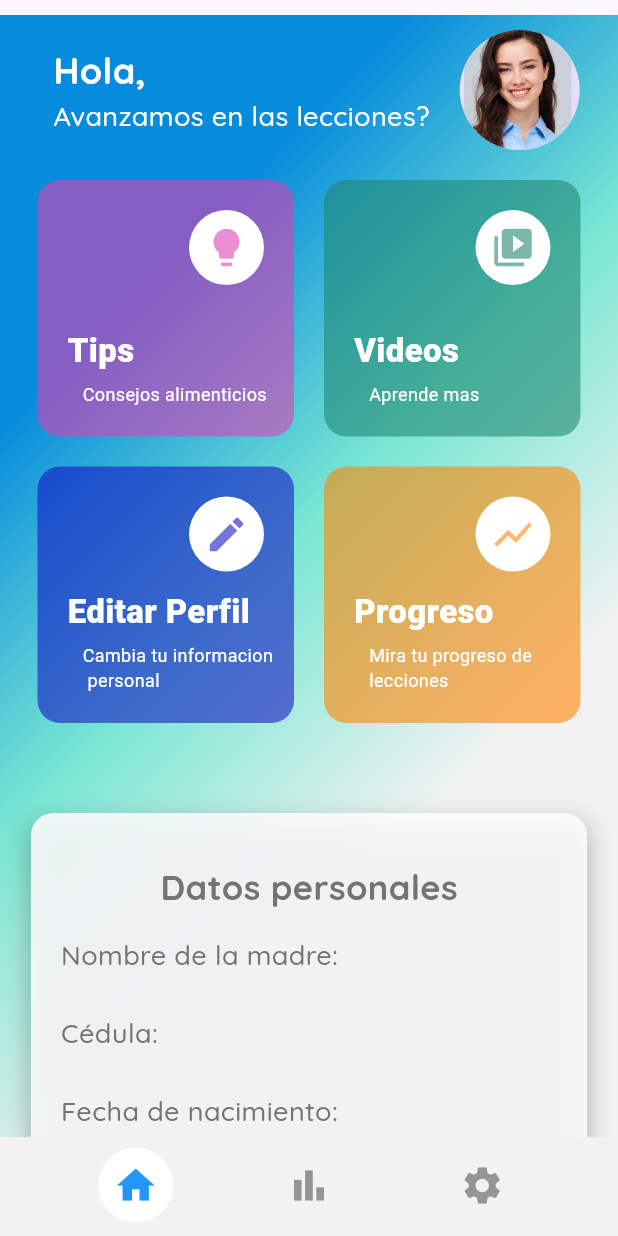
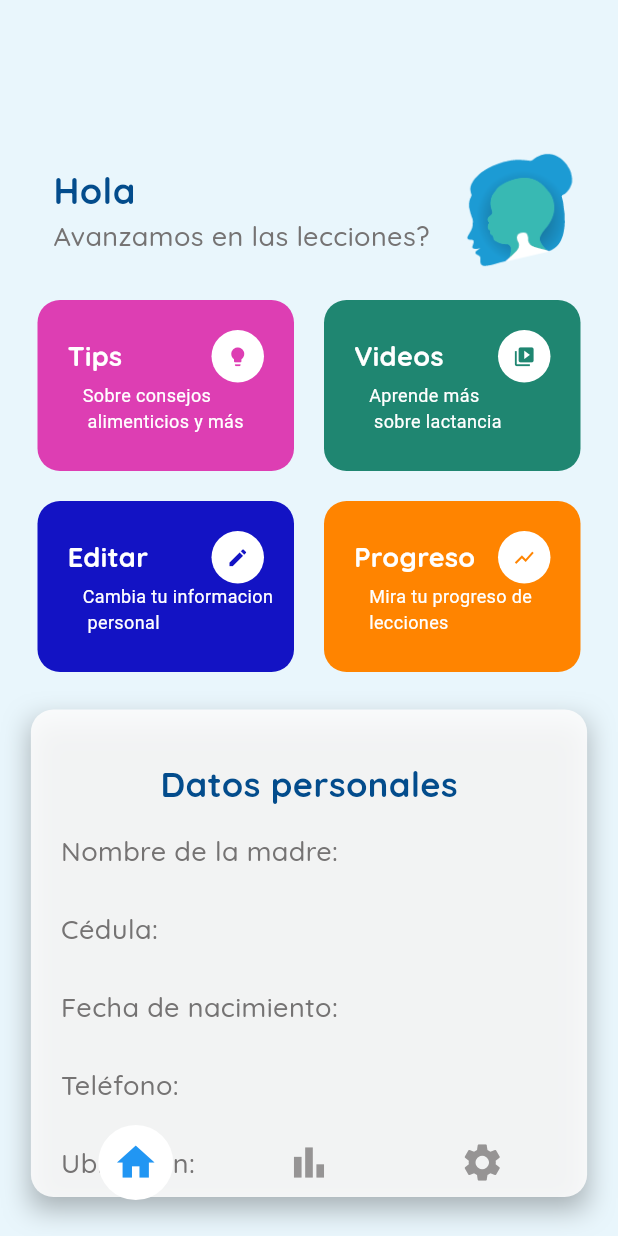
Before and after one commit to cesarMarquinez0220/Gilact, a Flutter app: the Perfilnuevo screen opened directly, on a phone screen of 412 x 824 dp. Run offline on Flutter 3.47's test engine with Material 2 defaults, Android fonts, the light colour scheme and no system bars; our stand-ins replace animate_do, card_swiper, chewie, cloud_firestore, firebase_core, google_fonts and 4 more; missing offline and left inert: mailer; accounts and stored records are empty.

Commit message:
Cambios en pantallas
se realizaron cambios en las pantallas de perfil de usuario

```diff
--- a/lib/main.dart
+++ b/lib/main.dart
@@ -31,7 +31,7 @@ class MyApp extends StatelessWidget {
       title: 'Flutter Demo',
       debugShowCheckedModeBanner: false,
       theme: ThemeData(useMaterial3: true),
-      home: User_videos(),
+      home: LoginScreen(),
       routes: {
         '/lecciones': (context) => lecciones(),
         '/secciones': (context) => SeccionVideos(),
--- a/lib/pages/PerfilContinuacion/perfilnuevo.dart
+++ b/lib/pages/PerfilContinuacion/perfilnuevo.dart
@@ -90,31 +90,13 @@ class _PerfilnuevoState extends State<Perfilnuevo> {
   @override
   Widget build(BuildContext context) {
     return Scaffold(
-      extendBody: false,
-      appBar: PreferredSize(
-        preferredSize: const Size.fromHeight(10.0),
-        child: AppBar(
-         automaticallyImplyLeading: false,
-        ),
-      ),
       body: Stack(
         children: [
           Container(
-            padding: const EdgeInsets.only(top: 10),
+            padding: const EdgeInsets.only(top: 100),
             decoration: const BoxDecoration(
-              //color: Colors.white
-              gradient: LinearGradient(
-                begin: Alignment.topLeft,
-                end: Alignment.centerRight,
-                colors: [
-                  Color.fromARGB(255, 7, 139, 221),
-                  Color.fromARGB(255, 7, 139, 221),
-                  Color.fromARGB(255, 122, 231, 211),
-                  Color(0xffF2F2F2),
-                ],
-              ),
+              color: Color.fromARGB(96, 198, 245, 248) ,
             ),
-            child: SingleChildScrollView(
               child: Column(
                 crossAxisAlignment: CrossAxisAlignment.center,
                 children: [
@@ -126,26 +108,28 @@ class _PerfilnuevoState extends State<Perfilnuevo> {
                         crossAxisAlignment: CrossAxisAlignment.start,
                         children: [
                           Text(
-                            'Hola, $nombreUsuario',
+                            'Hola $nombreUsuario',
                             style: GoogleFonts.quicksand(
                                 fontSize: 24,
                                 fontWeight: FontWeight.bold,
-                                color: Colors.white),
+                                color: Color(0xff034C8C)),
                           ),
                           Text(
                             'Avanzamos en las lecciones?',
                             style: GoogleFonts.quicksand(
                                 fontSize: 18,
                                 fontWeight: FontWeight.w500,
-                                color: Color.fromARGB(255, 255, 255, 255)),
+                                color: Color.fromARGB(255, 117, 115, 115)),
                           ),
                         ],
                       ),
                       const SizedBox(width: 20),
                       CircleAvatar(
                         radius: 40,
-                        backgroundImage:
-                            AssetImage('assets/images/mujerperfil.png'),
+                        backgroundColor: Colors.transparent,
+                        child: ClipRRect(
+                          child: Image.asset("assets/images/solo-logo.png"),
+                        ),
                       ),
                     ],
                   ),
@@ -154,41 +138,42 @@ class _PerfilnuevoState extends State<Perfilnuevo> {
                     crossAxisCount: 2,
                     mainAxisSpacing: 20,
                     crossAxisSpacing: 20,
+                    childAspectRatio: 1.5,
                     padding: const EdgeInsets.symmetric(horizontal: 25),
                     shrinkWrap: true,
                     children: [
                       _buildFeatureBox(
                         'Tips',
                         Icons.lightbulb,
-                        Color.fromARGB(150, 221, 62, 179),
-                        'Consejos alimenticios',
+                        Color.fromARGB(255, 221, 62, 179),
+                        'Sobre consejos \n alimenticios y más',
                         '/lecciones',
                       ),
                       _buildFeatureBox(
                         'Videos',
                         Icons.video_library,
                         //Color.fromARGB(224, 189, 154, 211),
-                        Color.fromARGB(150, 31, 134, 113),
-                        'Aprende mas',
+                        Color.fromARGB(255, 31, 134, 113),
+                        'Aprende más\n sobre lactancia',
                         '/secciones',
                       ),
                       _buildFeatureBox(
-                        'Editar Perfil',
+                        'Editar',
                         Icons.edit,
-                        Color.fromARGB(150, 19, 19, 196),
+                        Color.fromARGB(255, 19, 19, 196),
                         'Cambia tu informacion\n personal',
                         '/lecciones',
                       ),
                       _buildFeatureBox(
                         'Progreso',
                         Icons.show_chart,
-                        Color.fromARGB(150, 255, 132, 0),
+                        Color.fromARGB(255, 255, 132, 0),
                         'Mira tu progreso de \nlecciones',
                         '/lecciones',
                       ),
                     ],
                   ),
-                  const SizedBox(height: 60),
+                  const SizedBox(height: 25),
                   FadeInUp(
                     duration: Duration(milliseconds: 1500),
                     child: Container(
@@ -229,16 +214,15 @@ class _PerfilnuevoState extends State<Perfilnuevo> {
                   // ),
                 ],
               ),
-            ),
           ),
           Positioned(
-            bottom: 0,
+            bottom: 15,
             left: 0,
             right: 0,
             child: Container(
               height: 66,
               decoration: BoxDecoration(
-                color: Color(0xffF2F2F2),
+                color: Colors.transparent,
               ),
               child: Row(
                 mainAxisAlignment: MainAxisAlignment.spaceEvenly,
@@ -281,7 +265,6 @@ class _PerfilnuevoState extends State<Perfilnuevo> {
               size: 30,
             ),
           ),
-          SizedBox(height: 2),
         ],
       ),
     );
@@ -298,7 +281,7 @@ class _PerfilnuevoState extends State<Perfilnuevo> {
               "\nDatos personales",
               style: GoogleFonts.quicksand(
                   fontSize: 23,
-                  color: Color.fromARGB(255, 117, 115, 115),
+                  color: Color(0xff034C8C),
                   fontWeight: FontWeight.bold),
             ),
           ),
@@ -338,7 +321,6 @@ class _PerfilnuevoState extends State<Perfilnuevo> {
                 fontWeight: FontWeight.w500,
                 color: Color.fromARGB(255, 117, 115, 115)),
           ),
-          _isEditing ? _buildEditButton() : _buildEditIcon(),
           const SizedBox(
             height: 10,
           )
@@ -347,57 +329,7 @@ class _PerfilnuevoState extends State<Perfilnuevo> {
     );
   }
 
-  Widget _buildEditIcon() {
-    return Row(
-      mainAxisAlignment: MainAxisAlignment.end,
-      children: [
-        GestureDetector(
-          onTap: () {
-            setState(() {
-              _isEditing = true;
-            });
-          },
-          child: Container(
-            decoration: BoxDecoration(
-              color: Colors.white,
-              borderRadius: BorderRadius.circular(20),
-              boxShadow: [
-                BoxShadow(
-                  color:
-                      const Color.fromARGB(255, 162, 162, 162).withOpacity(0.5),
-                  spreadRadius: 2,
-                  blurRadius: 5,
-                  offset: Offset(0, 3), // Cambia la dirección de la sombra
-                ),
-              ],
-            ),
-            child: Padding(
-              padding: const EdgeInsets.all(8.0),
-              child: Icon(
-                Icons.edit,
-                color: Color.fromARGB(255, 43, 42, 42),
-                size: 24,
-              ),
-            ),
-          ),
-        ),
-      ],
-    );
-  }
 
-  Widget _buildEditButton() {
-    return Row(
-      mainAxisAlignment: MainAxisAlignment.end,
-      children: [
-        ElevatedButton(
-          onPressed: () {
-            _updateUserData();
-          },
-          child: Text('Guardar'),
-        ),
-      ],
-    );
-  }
 
   Widget _buildFeatureBox(
     String title,
@@ -432,20 +364,20 @@ class _PerfilnuevoState extends State<Perfilnuevo> {
                   child: Icon(
                     icon,
                     color: bgColor,
-                    size: 30,
+                    size: 15,
                   ),
                 ),
               ),
               Positioned(
-                bottom: 10,
+                bottom: 15,
                 left: 10,
                 child: Column(
                   crossAxisAlignment: CrossAxisAlignment.start,
                   children: [
                     Text(
                       title,
-                      style: GoogleFonts.roboto(
-                          fontSize: 22,
+                      style: GoogleFonts.quicksand(
+                          fontSize: 18,
                           color: Color.fromARGB(255, 255, 255, 255),
                           fontWeight: FontWeight.w800), //titulo
                     ),
--- a/lib/pages/UsersVideos/user_videos.dart
+++ b/lib/pages/UsersVideos/user_videos.dart
@@ -1,5 +1,6 @@
 import 'package:flutter/material.dart';
 import 'package:flutter_login/pages/UsersVideos/search_json.dart';
+import 'package:google_fonts/google_fonts.dart';
 
 class User_videos extends StatefulWidget {
   const User_videos({super.key});
@@ -14,13 +15,13 @@ class _User_videosState extends State<User_videos> {
   @override
   Widget build(BuildContext context) {
     return Scaffold(
-      backgroundColor: Color.fromARGB(255, 12, 2, 80),
+      backgroundColor: Color.fromARGB(119, 2, 80, 71),
       appBar: getAppBar(),
       body: getBody(),
       bottomNavigationBar: BottomNavigationBar(
-        backgroundColor: Colors.transparent, // Fondo transparente
-        selectedItemColor: Colors.white, // Color de ícono seleccionado
-        unselectedItemColor: Colors.grey.withOpacity(0.60), // Color de ícono no seleccionado
+        backgroundColor: Colors.transparent,
+        selectedItemColor: Color.fromARGB(255, 114, 215, 249),
+        unselectedItemColor: Color.fromARGB(255, 255, 255, 255).withOpacity(0.60),
         currentIndex: _selectedIndex,
         onTap: _onItemTapped,
         items: const <BottomNavigationBarItem>[
@@ -80,6 +81,7 @@ class _User_videosState extends State<User_videos> {
           Text(
             "Videos Disponibles",
             style: TextStyle(
+              fontFamily: 'Quicksand',
               color: Colors.white,
               fontSize: 18,
               fontWeight: FontWeight.bold,
@@ -124,6 +126,7 @@ class _User_videosState extends State<User_videos> {
                             child: Text(
                               searchJson[index]['title'],
                               style: TextStyle(
+                                fontFamily: 'Quicksand',
                                 fontSize: 14,
                                 fontWeight: FontWeight.bold,
                                 color: Colors.white,
--- a/lib/pages/login.dart
+++ b/lib/pages/login.dart
@@ -322,7 +322,7 @@ class _LoginScreenState extends State<LoginScreen> {
   //orientacion vertical
   Widget _buildPortraitLayout() {
     return Container(
-      padding: const EdgeInsets.only(top: 70, bottom: 30, left: 20, right: 20),
+      padding: const EdgeInsets.only(top: 120, bottom: 30, left: 20, right: 20),
       width: double.infinity,
       child: Center(
         child: Column(
--- a/pubspec.yaml
+++ b/pubspec.yaml
@@ -106,6 +106,7 @@ flutter:
    - assets/images/motherchild.png
    - assets/images/logo-completo.png
    - assets/images/logo-letras.png
+   - assets/images/solo-logo.png
    - assets/images/bebe0.png
    - assets/images/bebe1.png
    - assets/images/bebe2.png
```
Also changed, not shown: assets/images/logo-completo.png, assets/images/solo-logo.png (added), 38 other files.
